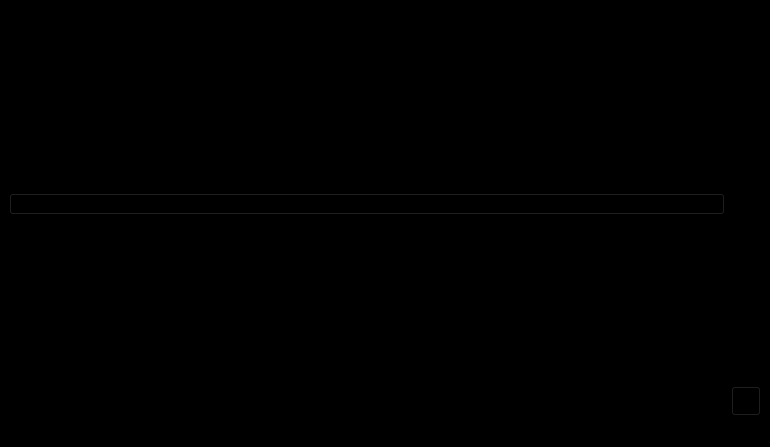
The window that mainwindow.ui (Pablo3314/JournalQTnodes) describes before a commit, drawn with Qt 5.
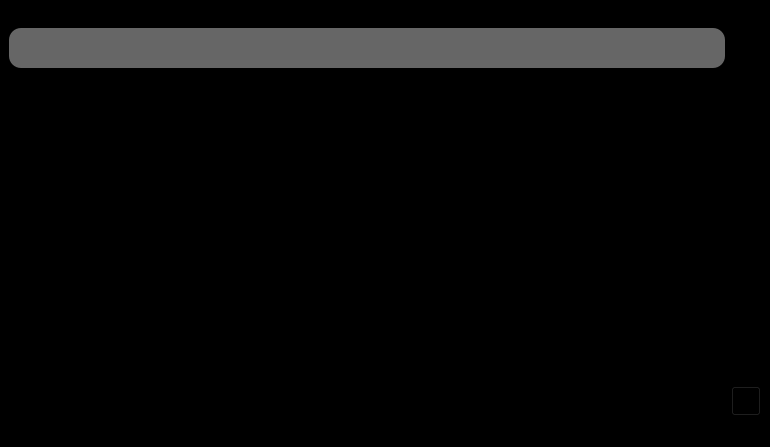
The same window after the commit. Icons and pictures are not drawn.

Commit message: Barra de menú para herramientas

```diff
--- a/mainwindow.ui
+++ b/mainwindow.ui
@@ -18,7 +18,7 @@
   </property>
   <widget class="QWidget" name="centralwidget">
    <layout class="QGridLayout" name="gridLayout">
-    <item row="1" column="2">
+    <item row="3" column="2">
      <widget class="QPushButton" name="pushButton">
       <property name="sizePolicy">
        <sizepolicy hsizetype="Fixed" vsizetype="Fixed">
@@ -46,7 +46,7 @@
       </property>
      </widget>
     </item>
-    <item row="1" column="0">
+    <item row="3" column="0">
      <spacer name="horizontalSpacer">
       <property name="orientation">
        <enum>Qt::Orientation::Horizontal</enum>
@@ -59,8 +59,8 @@
       </property>
      </spacer>
     </item>
-    <item row="0" column="2">
-     <spacer name="verticalSpacer">
+    <item row="1" column="0">
+     <spacer name="verticalSpacer_2">
       <property name="orientation">
        <enum>Qt::Orientation::Vertical</enum>
       </property>
@@ -72,10 +72,35 @@
       </property>
      </spacer>
     </item>
-    <item row="0" column="0">
-     <widget class="QPushButton" name="pushButton_2">
-      <property name="text">
-       <string>PushButton</string>
+    <item row="0" column="0" colspan="2">
+     <widget class="QFrame" name="frame">
+      <property name="sizePolicy">
+       <sizepolicy hsizetype="Expanding" vsizetype="Fixed">
+        <horstretch>0</horstretch>
+        <verstretch>0</verstretch>
+       </sizepolicy>
+      </property>
+      <property name="minimumSize">
+       <size>
+        <width>0</width>
+        <height>40</height>
+       </size>
+      </property>
+      <property name="maximumSize">
+       <size>
+        <width>16777215</width>
+        <height>40</height>
+       </size>
+      </property>
+      <property name="styleSheet">
+       <string notr="true">background-color: rgba(255, 255, 255, 0.4);
+border-radius: 12px;</string>
+      </property>
+      <property name="frameShape">
+       <enum>QFrame::Shape::StyledPanel</enum>
+      </property>
+      <property name="frameShadow">
+       <enum>QFrame::Shadow::Raised</enum>
       </property>
      </widget>
     </item>
@@ -87,7 +112,7 @@
      <x>0</x>
      <y>0</y>
      <width>770</width>
-     <height>24</height>
+     <height>23</height>
     </rect>
    </property>
    <widget class="QMenu" name="menu_Files">
```
